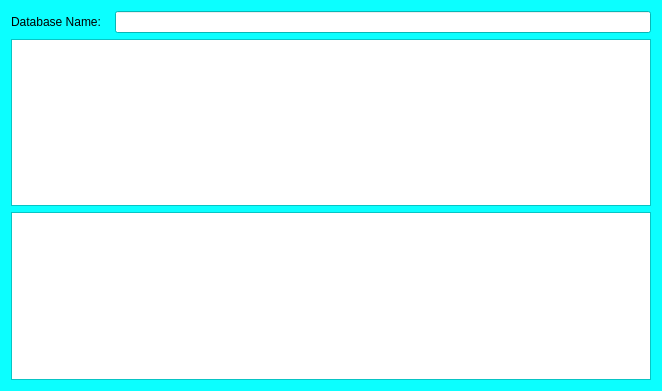
Qt form GeneradorBaseDatos/dbmanager.ui (PaulMaxAvalosAguilar/QTSQLGenerator) before a commit.
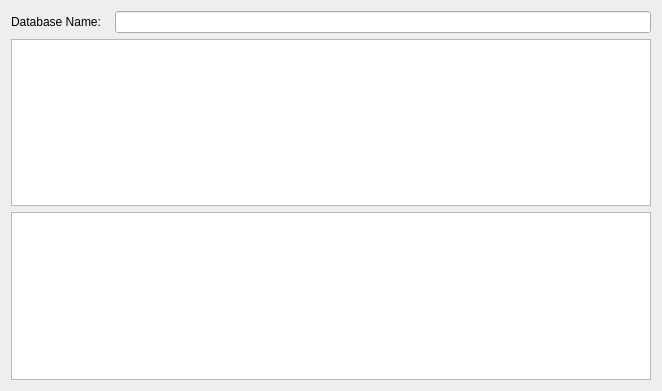
The same form after that commit.

Patch:
```diff
--- a/GeneradorBaseDatos/dbmanager.ui
+++ b/GeneradorBaseDatos/dbmanager.ui
@@ -25,9 +25,9 @@
      <colorrole role="Window">
       <brush brushstyle="SolidPattern">
        <color alpha="255">
-        <red>11</red>
-        <green>255</green>
-        <blue>255</blue>
+        <red>238</red>
+        <green>238</green>
+        <blue>236</blue>
        </color>
       </brush>
      </colorrole>
@@ -45,9 +45,9 @@
      <colorrole role="Window">
       <brush brushstyle="SolidPattern">
        <color alpha="255">
-        <red>11</red>
-        <green>255</green>
-        <blue>255</blue>
+        <red>238</red>
+        <green>238</green>
+        <blue>236</blue>
        </color>
       </brush>
      </colorrole>
@@ -56,18 +56,18 @@
      <colorrole role="Base">
       <brush brushstyle="SolidPattern">
        <color alpha="255">
-        <red>11</red>
-        <green>255</green>
-        <blue>255</blue>
+        <red>238</red>
+        <green>238</green>
+        <blue>236</blue>
        </color>
       </brush>
      </colorrole>
      <colorrole role="Window">
       <brush brushstyle="SolidPattern">
        <color alpha="255">
-        <red>11</red>
-        <green>255</green>
-        <blue>255</blue>
+        <red>238</red>
+        <green>238</green>
+        <blue>236</blue>
        </color>
       </brush>
      </colorrole>
```
